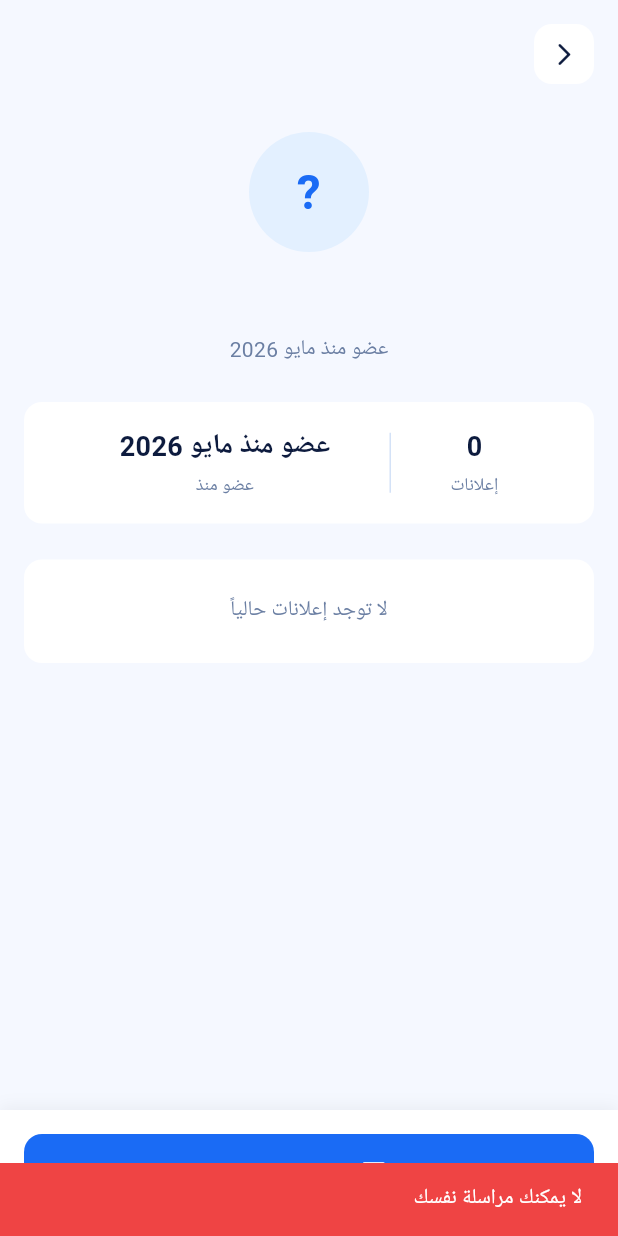
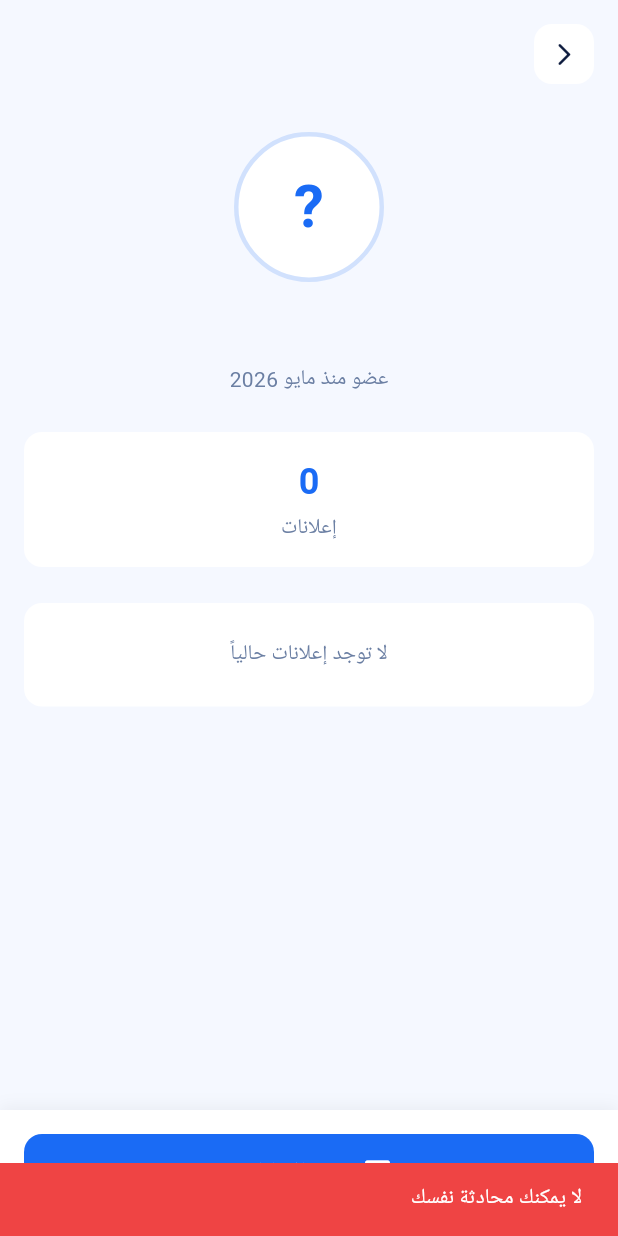
Before and after one commit to ammarsami255/fixes, a Flutter app: the SellerProfileScreen screen opened directly with empty values, after a tap on "مراسلة البائع", on a phone screen of 412 x 824 dp. Run offline on Flutter 3.47's test engine with Material 3 defaults, Android fonts, the phone set to English and light mode, and no system bars; our stand-ins replace cloud_firestore, cloud_functions, connectivity_plus, equatable, firebase_auth, firebase_core and 5 more; accounts and stored records are empty; Roboto replaces fonts that are missing (Cairo).

Commit message:
Rewrite seller profile screen fresh
- Use Stack + Positioned instead of bottomSheet
- Direct Firestore query for createdAt
- Proper system nav bar padding with Stack
- Fix member since format

Co-authored-by: openhands <openhands@all-hands.dev>

```diff
--- a/lib/screens/seller_profile_screen.dart
+++ b/lib/screens/seller_profile_screen.dart
@@ -8,7 +8,6 @@ import 'package:el_moza3/features/chat/domain/repositories/chat_repository.dart'
 import 'package:el_moza3/features/listings/domain/repositories/listing_repository.dart';
 import 'package:el_moza3/features/listings/domain/entities/listing_entity.dart' show Listing;
 import 'package:el_moza3/screens/chat_screen.dart';
-import 'package:el_moza3/screens/service_detail_screen.dart';
 
 class SellerProfileScreen extends StatefulWidget {
   final String sellerId;
@@ -60,11 +59,9 @@ class _SellerProfileScreenState extends State<SellerProfileScreen> {
             _sellerName = (data['name'] as String?)?.isNotEmpty == true
                 ? data['name'] as String
                 : widget.sellerName;
-            final createdAt = data['createdAt';
+            final createdAt = data['createdAt'];
             if (createdAt != null && createdAt is Timestamp) {
               _memberSince = (createdAt as Timestamp).toDate();
-            } else if (createdAt != null) {
-              _memberSince = DateTime.tryParse(createdAt.toString());
             }
           });
         }
@@ -82,7 +79,9 @@ class _SellerProfileScreenState extends State<SellerProfileScreen> {
         }
       });
     } catch (e) {
-      if (mounted) setState(() => _isLoading = false);
+      if (mounted) {
+        setState(() => _isLoading = false);
+      }
     }
   }
 
@@ -108,50 +107,55 @@ class _SellerProfileScreenState extends State<SellerProfileScreen> {
   Future<void> _openChat() async {
     final user = FirebaseAuth.instance.currentUser;
     if (user == null) return;
-
     if (user.uid == widget.sellerId) {
-      if (mounted) {
       ScaffoldMessenger.of(context).showSnackBar(
         const SnackBar(
-            content: Text('لا يمكنك مراسلة نفسك'),
+          content: Text('لا يمكنك محادثة نفسك'),
           backgroundColor: AppColors.error,
         ),
       );
-      }
       return;
     }
 
     setState(() => _isLoadingChat = true);
 
     try {
-      final result = await getIt<ChatRepository>().getOrCreateChat(
-        otherUserId: widget.sellerId,
-        otherUserName: _sellerName,
+      final chatRepo = getIt<ChatRepository>();
+      final existing = await chatRepo.getChatId(user.uid, widget.sellerId);
+
+      if (!mounted) return;
+
+      String? chatId;
+      if (existing != null) {
+        chatId = existing;
+      } else {
+        final newChat = await chatRepo.createChat(
+          participantId: widget.sellerId,
+          participantName: _sellerName,
         );
-      if (result.failure != null) {
-        if (mounted) ScaffoldMessenger.of(context).showSnackBar(
-          SnackBar(content: Text(result.failure!.message)),
-        );
-        return;
+        chatId = newChat;
       }
-      final chatId = result.chatId;
-      if (chatId == null || !mounted) return;
 
+      if (chatId != null && mounted) {
         Navigator.push(
           context,
           MaterialPageRoute(
-          builder: (_) => ChatDetailScreen(chatId: chatId, otherUserId: widget.sellerId),
+            builder: (_) => ChatScreen(
+              chatId: chatId!,
+              otherUserName: _sellerName,
+              otherUserId: widget.sellerId,
+            ),
           ),
         );
+      }
     } catch (e) {
-      if (mounted) {
+      if (!mounted) return;
       ScaffoldMessenger.of(context).showSnackBar(
         const SnackBar(
           content: Text('تعذر فتح المحادثة'),
           backgroundColor: AppColors.error,
         ),
       );
-      }
     } finally {
       if (mounted) {
         setState(() => _isLoadingChat = false);
@@ -159,14 +163,187 @@ class _SellerProfileScreenState extends State<SellerProfileScreen> {
     }
   }
 
+  Widget _buildAvatar() {
+    return Container(
+      width: 100,
+      height: 100,
+      decoration: BoxDecoration(
+        color: AppColors.surface,
+        shape: BoxShape.circle,
+        border: Border.all(
+          color: AppColors.primary.withOpacity(0.2),
+          width: 3,
+        ),
+      ),
+      child: Center(
+        child: Text(
+          _sellerName.isNotEmpty ? _sellerName[0] : '?',
+          style: const TextStyle(
+            fontSize: 40,
+            fontWeight: FontWeight.bold,
+            color: AppColors.primary,
+          ),
+        ),
+      ),
+    );
+  }
+
+  Widget _buildStats() {
+    return Container(
+      padding: const EdgeInsets.all(16),
+      decoration: BoxDecoration(
+        color: AppColors.surface,
+        borderRadius: AppBorders.radiusMedium,
+      ),
+      child: Row(
+        mainAxisAlignment: MainAxisAlignment.center,
+        children: [
+          Column(
+            children: [
+              Text(
+                '$_listingsCount',
+                style: const TextStyle(
+                  fontSize: 24,
+                  fontWeight: FontWeight.bold,
+                  color: AppColors.primary,
+                ),
+              ),
+              const SizedBox(height: 4),
+              const Text(
+                'إعلانات',
+                style: TextStyle(
+                  fontSize: 14,
+                  color: AppColors.textSecondary,
+                ),
+              ),
+            ],
+          ),
+        ],
+      ),
+    );
+  }
+
+  Widget _buildListingsGrid() {
+    return GridView.builder(
+      shrinkWrap: true,
+      physics: const NeverScrollableScrollPhysics(),
+      gridDelegate: const SliverGridDelegateWithFixedCrossAxisCount(
+        crossAxisCount: 2,
+        childAspectRatio: 0.8,
+        crossAxisSpacing: 12,
+        mainAxisSpacing: 12,
+      ),
+      itemCount: _listings.length,
+      itemBuilder: (context, index) {
+        return _buildListingCard(_listings[index]);
+      },
+    );
+  }
+
+  Widget _buildListingCard(Listing listing) {
+    final title = listing.title;
+    final category = listing.category ?? '';
+    final price = listing.price.toString();
+    final location = listing.location ?? '';
+
+    return Container(
+      decoration: BoxDecoration(
+        color: AppColors.surface,
+        borderRadius: AppBorders.radiusMedium,
+      ),
+      child: Column(
+        crossAxisAlignment: CrossAxisAlignment.start,
+        children: [
+          Expanded(
+            child: Container(
+              width: double.infinity,
+              decoration: BoxDecoration(
+                color: AppColors.background2,
+                borderRadius: const BorderRadius.vertical(
+                  top: Radius.circular(12),
+                ),
+              ),
+              child: Center(
+                child: Icon(
+                  Icons.image_outlined,
+                  size: 40,
+                  color: AppColors.textSecondary.withOpacity(0.5),
+                ),
+              ),
+            ),
+          ),
+          Padding(
+            padding: const EdgeInsets.all(12),
+            child: Column(
+              crossAxisAlignment: CrossAxisAlignment.start,
+              children: [
+                Text(
+                  title,
+                  maxLines: 1,
+                  overflow: TextOverflow.ellipsis,
+                  style: const TextStyle(
+                    fontWeight: FontWeight.bold,
+                    color: AppColors.textPrimary,
+                  ),
+                ),
+                const SizedBox(height: 4),
+                Text(
+                  category,
+                  style: const TextStyle(
+                    fontSize: 12,
+                    color: AppColors.textSecondary,
+                  ),
+                ),
+                const SizedBox(height: 4),
+                Text(
+                  '$price ₽',
+                  style: const TextStyle(
+                    fontWeight: FontWeight.bold,
+                    color: AppColors.primary,
+                  ),
+                ),
+                if (location.isNotEmpty) ...[
+                  const SizedBox(height: 4),
+                  Row(
+                    children: [
+                      const Icon(
+                        Icons.location_on_outlined,
+                        size: 12,
+                        color: AppColors.textSecondary,
+                      ),
+                      const SizedBox(width: 4),
+                      Expanded(
+                        child: Text(
+                          location,
+                          maxLines: 1,
+                          overflow: TextOverflow.ellipsis,
+                          style: const TextStyle(
+                            fontSize: 11,
+                            color: AppColors.textSecondary,
+                          ),
+                        ),
+                      ),
+                    ],
+                  ),
+                ],
+              ],
+            ),
+          ),
+        ],
+      ),
+    );
+  }
+
   @override
   Widget build(BuildContext context) {
     final bottomPadding = MediaQuery.of(context).padding.bottom;
+
     return Scaffold(
       backgroundColor: AppColors.background2,
       body: SafeArea(
-        bottom: false,
-        child: Column(
+        child: Stack(
+          children: [
+            Column(
               children: [
                 Padding(
                   padding: const EdgeInsets.all(16),
@@ -196,7 +373,11 @@ class _SellerProfileScreenState extends State<SellerProfileScreen> {
                   child: _isLoading
                       ? const Center(child: CircularProgressIndicator())
                       : SingleChildScrollView(
-                      padding: const EdgeInsets.symmetric(horizontal: 16),
+                          padding: EdgeInsets.only(
+                            left: 16,
+                            right: 16,
+                            bottom: 80 + bottomPadding,
+                          ),
                           child: Column(
                             crossAxisAlignment: CrossAxisAlignment.center,
                             children: [
@@ -253,17 +434,23 @@ class _SellerProfileScreenState extends State<SellerProfileScreen> {
                                     ),
                                   ),
                                 ),
-                          SizedBox(height: bottomPadding + 80),
                             ],
                           ),
                         ),
                 ),
               ],
             ),
+            Positioned(
+              left: 0,
+              right: 0,
+              bottom: 0,
+              child: Container(
+                padding: EdgeInsets.only(
+                  left: 16,
+                  right: 16,
+                  top: 16,
+                  bottom: 16 + bottomPadding,
                 ),
-      bottomSheet: Container(
-        width: double.infinity,
-        padding: const EdgeInsets.all(16),
                 decoration: BoxDecoration(
                   color: AppColors.surface,
                   boxShadow: [
@@ -274,7 +461,6 @@ class _SellerProfileScreenState extends State<SellerProfileScreen> {
                     ),
                   ],
                 ),
-        child: SafeArea(
                 child: SizedBox(
                   height: 52,
                   child: ElevatedButton.icon(
@@ -288,218 +474,18 @@ class _SellerProfileScreenState extends State<SellerProfileScreen> {
                               strokeWidth: 2,
                             ),
                           )
-                  : const Icon(
-                      Icons.chat_bubble_outline_rounded,
-                      color: Colors.white,
-                    ),
-              label: const Text(
-                'مراسلة البائع',
-                style: TextStyle(
-                  fontSize: 15,
-                  fontWeight: FontWeight.w600,
-                  color: Colors.white,
-                ),
+                        : const Icon(Icons.chat_outlined, size: 20),
+                    label: Text(
+                      _isLoadingChat ? 'جاري...' : 'مراسلة البائع',
                     ),
                     style: ElevatedButton.styleFrom(
                       backgroundColor: AppColors.primary,
+                      foregroundColor: Colors.white,
                       shape: RoundedRectangleBorder(
                         borderRadius: AppBorders.radiusMedium,
                       ),
                     ),
                   ),
-          ),
-        ),
-      ),
-    );
-  }
-
-  Widget _buildAvatar() {
-    final initial = _sellerName.isNotEmpty ? _sellerName[0].toUpperCase() : '?';
-    return Container(
-      width: 80,
-      height: 80,
-      decoration: BoxDecoration(
-        color: AppColors.primaryLighter,
-        shape: BoxShape.circle,
-      ),
-      child: Center(
-        child: Text(
-          initial,
-          style: const TextStyle(
-            fontSize: 32,
-            fontWeight: FontWeight.bold,
-            color: AppColors.primary,
-          ),
-        ),
-      ),
-    );
-  }
-
-  Widget _buildStats() {
-    return Container(
-      padding: const EdgeInsets.symmetric(horizontal: 24, vertical: 16),
-      decoration: BoxDecoration(
-        color: AppColors.surface,
-        borderRadius: AppBorders.radiusMedium,
-      ),
-      child: Row(
-        mainAxisAlignment: MainAxisAlignment.spaceEvenly,
-        children: [
-          _buildStatItem('$_listingsCount', 'إعلانات'),
-          Container(
-            width: 1,
-            height: 40,
-            color: AppColors.border,
-          ),
-          _buildStatItem(_formatMemberSince(), 'عضو منذ'),
-        ],
-      ),
-    );
-  }
-
-  Widget _buildStatItem(String value, String label) {
-    return Column(
-      children: [
-        Text(
-          value,
-          style: const TextStyle(
-            fontSize: 18,
-            fontWeight: FontWeight.bold,
-            color: AppColors.textPrimary,
-          ),
-        ),
-        const SizedBox(height: 4),
-        Text(
-          label,
-          style: const TextStyle(
-            fontSize: 12,
-            color: AppColors.textSecondary,
-          ),
-        ),
-      ],
-    );
-  }
-
-  Widget _buildListingsGrid() {
-    return GridView.builder(
-      shrinkWrap: true,
-      physics: const NeverScrollableScrollPhysics(),
-      gridDelegate: const SliverGridDelegateWithFixedCrossAxisCount(
-        crossAxisCount: 2,
-        crossAxisSpacing: 12,
-        mainAxisSpacing: 12,
-        childAspectRatio: 0.85,
-      ),
-      itemCount: _listings.length,
-      itemBuilder: (context, index) {
-        return _buildListingCard(_listings[index]);
-      },
-    );
-  }
-
-  Widget _buildListingCard(Listing listing) {
-    final title = listing.title;
-    final category = listing.category ?? '';
-    final price = listing.price.toString();
-    final location = listing.location ?? '';
-    final imageUrl = listing.imageUrl;
-
-    return GestureDetector(
-      onTap: () async {
-        final result = await getIt<ListingRepository>().getListing(listing.id);
-        if (result.listing != null && mounted) {
-          Navigator.push(
-            context,
-            MaterialPageRoute(
-              builder: (_) => ServiceDetailScreen(
-                item: result.listing!.toMap(),
-                onRequireLogin: () async {},
-              ),
-            ),
-          );
-        }
-      },
-      child: Container(
-        decoration: BoxDecoration(
-          color: AppColors.surface,
-          borderRadius: AppBorders.radiusMedium,
-          boxShadow: AppShadows.small,
-        ),
-        child: Column(
-          crossAxisAlignment: CrossAxisAlignment.start,
-          children: [
-            Expanded(
-              flex: 3,
-              child: Container(
-                width: double.infinity,
-                decoration: BoxDecoration(
-                  color: AppColors.primaryLighter,
-                  borderRadius: const BorderRadius.vertical(
-                    top: Radius.circular(12),
-                  ),
-                ),
-                child: imageUrl != null && imageUrl.isNotEmpty
-                    ? ClipRRect(
-                        borderRadius: const BorderRadius.vertical(
-                          top: Radius.circular(12),
-                        ),
-                        child: Image.network(
-                          imageUrl,
-                          fit: BoxFit.cover,
-                          errorBuilder: (_, __, ___) => const Center(
-                            child: Icon(
-                              Icons.image,
-                              color: AppColors.primary,
-                              size: 32,
-                            ),
-                          ),
-                        ),
-                      )
-                    : const Center(
-                        child: Icon(
-                          Icons.image,
-                          color: AppColors.primary,
-                          size: 32,
-                        ),
-                      ),
-              ),
-            ),
-            Expanded(
-              flex: 2,
-              child: Padding(
-                padding: const EdgeInsets.all(8),
-                child: Column(
-                  crossAxisAlignment: CrossAxisAlignment.start,
-                  children: [
-                    Text(
-                      title,
-                      style: const TextStyle(
-                        fontSize: 13,
-                        fontWeight: FontWeight.w600,
-                        color: AppColors.textPrimary,
-                      ),
-                      maxLines: 1,
-                      overflow: TextOverflow.ellipsis,
-                    ),
-                    const SizedBox(height: 2),
-                    Text(
-                      category,
-                      style: const TextStyle(
-                        fontSize: 11,
-                        color: AppColors.textSecondary,
-                      ),
-                    ),
-                    const Spacer(),
-                    if (price.isNotEmpty && price != '0')
-                      Text(
-                        '$price ج.م',
-                        style: const TextStyle(
-                          fontSize: 14,
-                          fontWeight: FontWeight.bold,
-                          color: AppColors.primary,
-                        ),
-                      ),
-                  ],
                 ),
               ),
             ),
```
Lines whose indentation alone changed are shown as unchanged.
